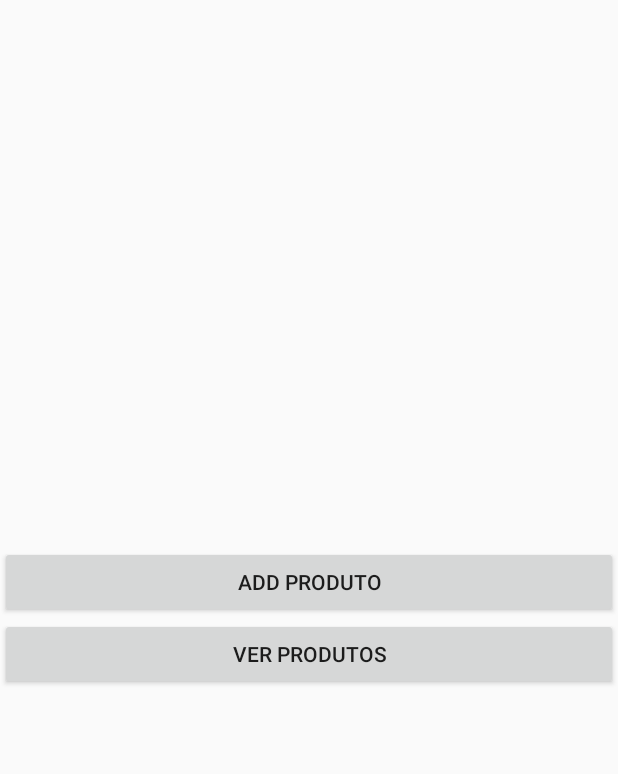
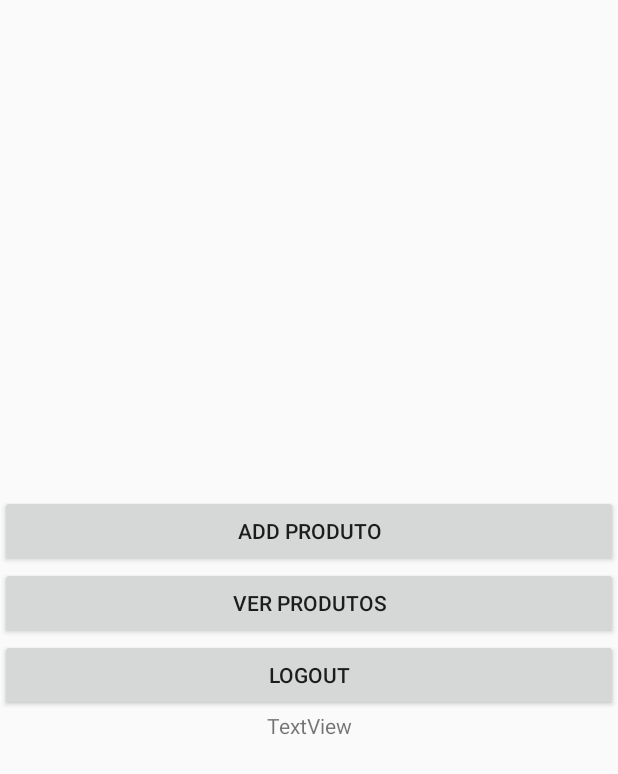
Before and after one commit to edniltonjr/BarberApp, an Android app: the ActivityPrincipal screen opened directly, with no data from a screen before it, on a phone screen of 412 x 824 dp. Shown: the top 774 px of the screen. Run offline under Robolectric (Android 15) with nearby library versions, the phone set to English and light mode, and no system bars; our stand-ins replace Firebase (no records; nobody signed in at launch, a user with empty details on screens opened directly).

Commit message:
Commit 18.06

```diff
--- a/app/src/main/java/com/example/juniorsantos/barberapp/Adapter/ProdutosAdapter.java
+++ b/app/src/main/java/com/example/juniorsantos/barberapp/Adapter/ProdutosAdapter.java
@@ -53,6 +53,7 @@ public class ProdutosAdapter extends ArrayAdapter<Produtos> {
             textViewValor.setText(produtos2.getServiço().toString());
             textViewDate.setText(produtos2.getDate().toString());
 
+
         }
 
         return view;
--- a/app/src/main/java/com/example/juniorsantos/barberapp/remote/CadastroProdutos.java
+++ b/app/src/main/java/com/example/juniorsantos/barberapp/remote/CadastroProdutos.java
@@ -130,6 +130,7 @@ public class CadastroProdutos extends AppCompatActivity implements DatePickerDia
                 produtos.setDate(edtHorario.getText().toString());
                 String nomeBarbeiro = ((Produtos) spinnerc.getSelectedItem()).getNome();
                 produtos.setBarbeiro(nomeBarbeiro);
+                produtos.setCliente(produtos.getCliente());
                 String idenficadorUsuario = Base64Custom.codificarBase64(produtos.getNome());
                 produtos.setId(idenficadorUsuario);
                 if (produtos.salvar(produtos) == true){
--- a/app/src/main/java/com/example/juniorsantos/barberapp/remote/LoginFire.java
+++ b/app/src/main/java/com/example/juniorsantos/barberapp/remote/LoginFire.java
@@ -127,7 +127,7 @@ public class LoginFire extends AppCompatActivity {
 
 
                         if(DadosSingleton.getInstance().getUser() != null){
-                            Toast.makeText(LoginFire.this, usuarios.getEmail().toString() + "Login efetuado com sucesso", Toast.LENGTH_SHORT).show();
+                            Toast.makeText(LoginFire.this, "Seja Bem vindo " + DadosSingleton.getInstance().getUser().getNome().toString() , Toast.LENGTH_SHORT).show();
 
                             abrirTela();
                         }
--- a/app/src/main/java/com/example/juniorsantos/barberapp/remote/ProdutosActivity.java
+++ b/app/src/main/java/com/example/juniorsantos/barberapp/remote/ProdutosActivity.java
@@ -208,8 +208,6 @@ public class ProdutosActivity extends AppCompatActivity implements  DatePickerDi
 
     private void deslogarUsuario() {
         usuarioFirebase.signOut();
-        PreferenciasAndroid preferenciasAndroid = new PreferenciasAndroid(this);
-        preferenciasAndroid.salvarUsuarioPreferencias(null, null);
         Intent intent = new Intent(ProdutosActivity.this, LoginFire.class);
         startActivity(intent);
         finish();
--- a/app/src/main/res/layout/activity_principal.xml
+++ b/app/src/main/res/layout/activity_principal.xml
@@ -20,4 +20,20 @@
         android:layout_width="match_parent"
         android:text="VER PRODUTOS"
         android:layout_height="wrap_content" />
+
+    <Button
+
+        android:id="@+id/btnLogout"
+        android:layout_width="match_parent"
+        android:text="LOGOUT"
+        android:layout_height="wrap_content" />
+
+    <TextView
+        android:id="@+id/teste"
+        android:layout_width="match_parent"
+        android:layout_height="wrap_content"
+        android:gravity="center"
+        android:text="TextView" />
+
+
 </LinearLayout>
--- a/app/src/main/res/values/styles.xml
+++ b/app/src/main/res/values/styles.xml
@@ -8,6 +8,8 @@
         <item name="colorAccent">@color/colorAccent</item>
     </style>
 
+    <style name="AppThemeToolbar" parent="ThemeOverlay.AppCompat.Light">
+    </style>
     <style name="AppTheme.NoActionBar">
         <item name="windowActionBar">false</item>
         <item name="windowNoTitle">true</item>
```
Also changed, not shown: app/src/main/AndroidManifest.xml (+9 -9 lines), app/src/main/java/com/example/juniorsantos/barberapp/Entidades/Produtos.java (+8 -2 lines), app/src/main/java/com/example/juniorsantos/barberapp/remote/ActivityPrincipal.java (+10 -2 lines), app/src/main/res/layout/activity_cadastro_produtos.xml (+12 -0 lines), app/src/main/res/layout/activity_firebase.xml (+16 -1 lines).
